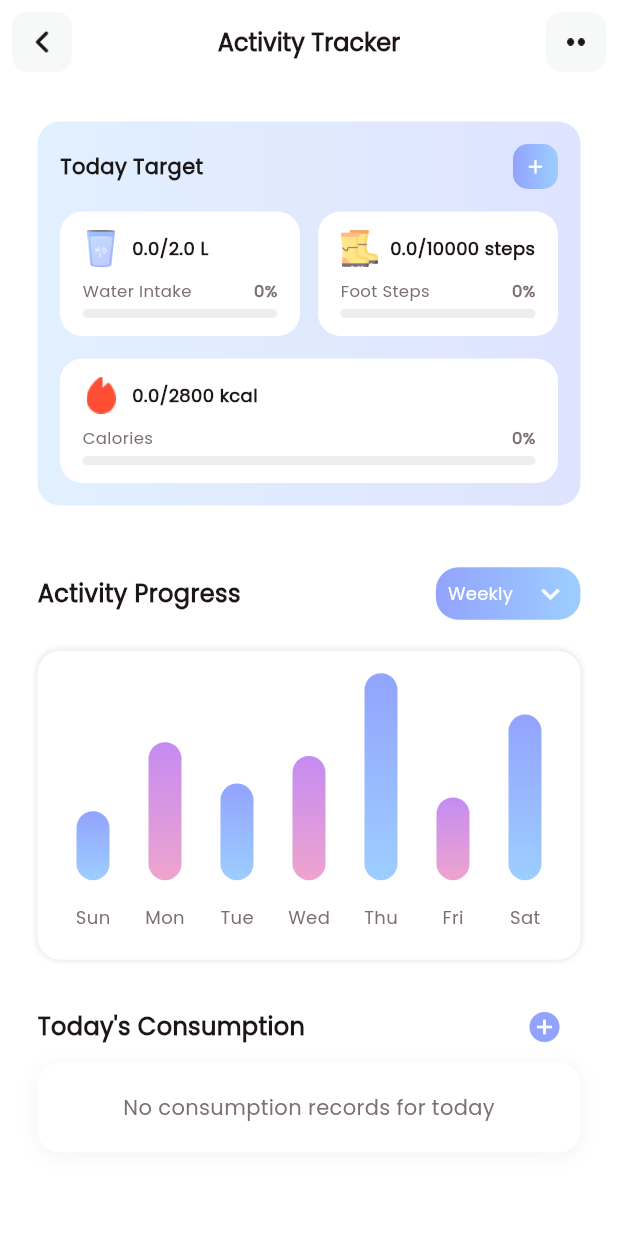
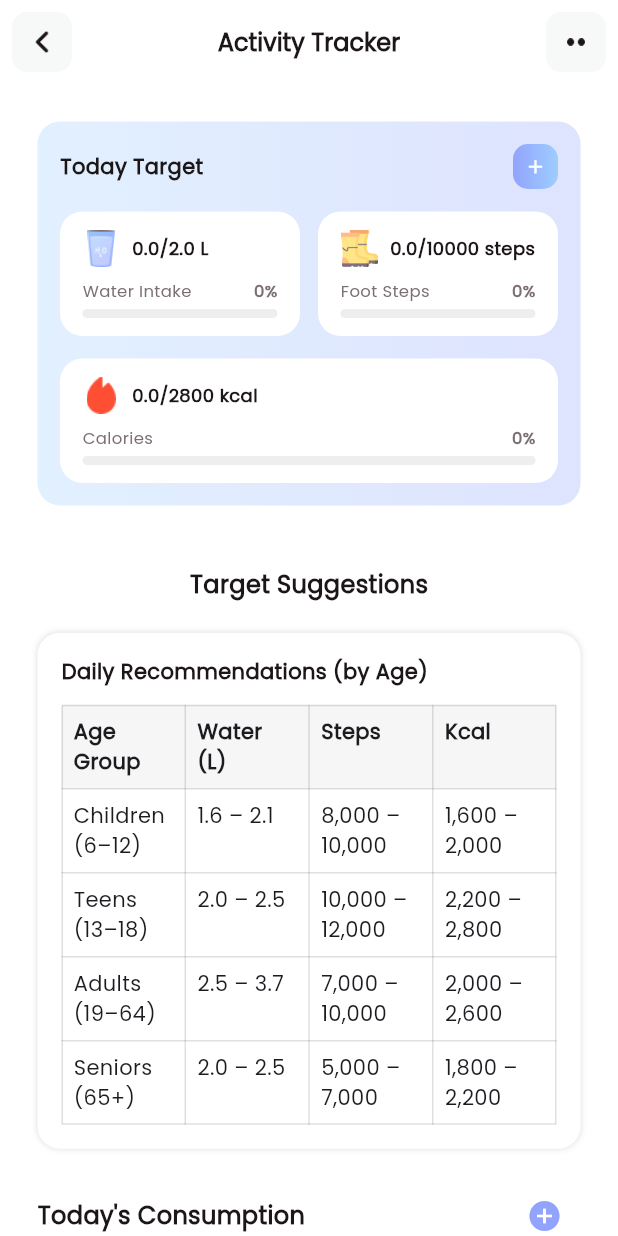
Before and after one commit to Hedgie06/fitnessapp, a Flutter app: the ActivityTrackerScreen screen opened by its route, on a phone screen of 412 x 824 dp. Run offline on Flutter 3.47's test engine with Material 3 defaults, Android fonts, the light colour scheme and no system bars; drawn by our look-alikes of fl_chart; our stand-ins replace animated_toggle_switch, cached_network_image, cloud_firestore, connectivity_plus, firebase_auth, firebase_core and 6 more; missing offline and left inert: dotted_dashed_line, simple_animation_progress_bar, universal_html; accounts and stored records are empty.

Commit message:
daily progress change to target suggestions

```diff
--- a/fitnessapp_sse3401-main/lib/main.dart
+++ b/fitnessapp_sse3401-main/lib/main.dart
@@ -15,6 +15,7 @@ import 'package:firebase_core/firebase_core.dart';
 import 'package:firebase_auth/firebase_auth.dart';
 import 'services/connectivity_service.dart';
 import 'widgets/no_internet_widget.dart';
+
 
 void main() async {
   WidgetsFlutterBinding.ensureInitialized();
--- a/fitnessapp_sse3401-main/lib/view/activity_tracker/activity_tracker_screen.dart
+++ b/fitnessapp_sse3401-main/lib/view/activity_tracker/activity_tracker_screen.dart
@@ -623,160 +623,149 @@ class _ActivityTrackerScreenState extends State<ActivityTrackerScreen> {
                   ],
                 ),
               ),
-              SizedBox(
-                height: media.width * 0.1,
-              ),
-              Row(
-                mainAxisAlignment: MainAxisAlignment.spaceBetween,
-                children: [
+SizedBox(height: media.width * 0.1),
+
 const Text(
-                    "Activity Progress",
+  "Target Suggestions",
   style: TextStyle(
     color: AppColors.blackColor,
     fontSize: 16,
     fontWeight: FontWeight.w600,
   ),
 ),
+
+SizedBox(height: media.width * 0.05),
+
 Container(
-                    height: 35,
-                    padding: const EdgeInsets.symmetric(horizontal: 8),
-                    decoration: BoxDecoration(
-                        gradient: LinearGradient(colors: AppColors.primaryG),
-                        borderRadius: BorderRadius.circular(15)),
-                    child: DropdownButtonHideUnderline(
-                      child: DropdownButton(
-                        items: ["Weekly", "Monthly"]
-                            .map((name) => DropdownMenuItem(
-                            value: name,
-                            child: Text(
-                              name,
-                              style: const TextStyle(
-                                  color: AppColors.blackColor,
-                                  fontSize: 14),
-                            )))
-                            .toList(),
-                        onChanged: (value) {},
-                        icon: const Icon(Icons.expand_more,
-                            color: AppColors.whiteColor),
-                        hint: const Text("Weekly",
-                            textAlign: TextAlign.center,
-                            style: TextStyle(
-                                color: AppColors.whiteColor, fontSize: 12)),
-                      ),
-                    ),
-                  )
-                ],
-              ),
-              SizedBox(
-                height: media.width * 0.05,
-              ),
-              Container(
-                height: media.width * 0.5,
-                padding: const EdgeInsets.symmetric(vertical: 15 , horizontal: 0),
+  width: double.infinity,
+  padding: const EdgeInsets.all(16),
   decoration: BoxDecoration(
     color: AppColors.whiteColor,
     borderRadius: BorderRadius.circular(15),
     boxShadow: const [
-                      BoxShadow(color: Colors.black12, blurRadius: 3)
-                    ]),
-                child: BarChart(
-
-                    BarChartData(
-                      barTouchData: BarTouchData(
-                        touchTooltipData: BarTouchTooltipData(
-                          tooltipBgColor: Colors.grey,
-                          tooltipHorizontalAlignment: FLHorizontalAlignment.right,
-                          tooltipMargin: 10,
-                          getTooltipItem: (group, groupIndex, rod, rodIndex) {
-                            String weekDay;
-                            switch (group.x) {
-                              case 0:
-                                weekDay = 'Sunday';
-                                break;
-                              case 1:
-                                weekDay = 'Monday';
-                                break;
-                              case 2:
-                                weekDay = 'Tuesday';
-                                break;
-                              case 3:
-                                weekDay = 'Wednesday';
-                                break;
-                              case 4:
-                                weekDay = 'Thursday';
-                                break;
-                              case 5:
-                                weekDay = 'Friday';
-                                break;
-                              case 6:
-                                weekDay = 'Saturday';
-                                break;
-                              default:
-                                throw Error();
-                            }
-                            return BarTooltipItem(
-                              '$weekDay\n',
-                              const TextStyle(
-                                color: Colors.white,
+      BoxShadow(color: Colors.black12, blurRadius: 3),
+    ],
+  ),
+  child: Column(
+    crossAxisAlignment: CrossAxisAlignment.start,
+    children: [
+      const Text(
+        "Daily Recommendations (by Age)",
+        style: TextStyle(
+          fontSize: 14,
           fontWeight: FontWeight.bold,
-                                fontSize: 14,
-                              ),
-                              children: <TextSpan>[
-                                TextSpan(
-                                  text: (rod.toY - 1).toString(),
-                                  style: const TextStyle(
-                                    color: AppColors.whiteColor,
-                                    fontSize: 16,
-                                    fontWeight: FontWeight.w500,
+          color: AppColors.blackColor,
         ),
       ),
+      const SizedBox(height: 12),
+      Table(
+        columnWidths: const {
+          0: FlexColumnWidth(2),
+          1: FlexColumnWidth(2),
+          2: FlexColumnWidth(2),
+          3: FlexColumnWidth(2),
+        },
+        border: TableBorder.all(color: Colors.black12),
+        children: const [
+          TableRow(
+            decoration: BoxDecoration(color: Color(0xFFF6F6F6)),
+            children: [
+              Padding(
+                padding: EdgeInsets.all(8.0),
+                child: Text("Age Group", style: TextStyle(fontWeight: FontWeight.bold)),
+              ),
+              Padding(
+                padding: EdgeInsets.all(8.0),
+                child: Text("Water (L)", style: TextStyle(fontWeight: FontWeight.bold)),
+              ),
+              Padding(
+                padding: EdgeInsets.all(8.0),
+                child: Text("Steps", style: TextStyle(fontWeight: FontWeight.bold)),
+              ),
+              Padding(
+                padding: EdgeInsets.all(8.0),
+                child: Text("Kcal", style: TextStyle(fontWeight: FontWeight.bold)),
+              ),
             ],
-                            );
-                          },
           ),
-                        touchCallback: (FlTouchEvent event, barTouchResponse) {
-                          setState(() {
-                            if (!event.isInterestedForInteractions ||
-                                barTouchResponse == null ||
-                                barTouchResponse.spot == null) {
-                              touchedIndex = -1;
-                              return;
-                            }
-                            touchedIndex =
-                                barTouchResponse.spot!.touchedBarGroupIndex;
-                          });
-                        },
+          TableRow(children: [
+            Padding(
+              padding: EdgeInsets.all(8.0),
+              child: Text("Children (6–12)"),
             ),
-                      titlesData: FlTitlesData(
-                        show: true,
-                        rightTitles:  AxisTitles(
-                          sideTitles: SideTitles(showTitles: false),
+            Padding(
+              padding: EdgeInsets.all(8.0),
+              child: Text("1.6 – 2.1"),
             ),
-                        topTitles:  AxisTitles(
-                          sideTitles: SideTitles(showTitles: false),
+            Padding(
+              padding: EdgeInsets.all(8.0),
+              child: Text("8,000 – 10,000"),
             ),
-                        bottomTitles: AxisTitles(
-                          sideTitles: SideTitles(
-                            showTitles: true,
-                            getTitlesWidget: getTitles,
-                            reservedSize: 38,
+            Padding(
+              padding: EdgeInsets.all(8.0),
+              child: Text("1,600 – 2,000"),
+            ),
+          ]),
+          TableRow(children: [
+            Padding(
+              padding: EdgeInsets.all(8.0),
+              child: Text("Teens (13–18)"),
+            ),
+            Padding(
+              padding: EdgeInsets.all(8.0),
+              child: Text("2.0 – 2.5"),
+            ),
+            Padding(
+              padding: EdgeInsets.all(8.0),
+              child: Text("10,000 – 12,000"),
+            ),
+            Padding(
+              padding: EdgeInsets.all(8.0),
+              child: Text("2,200 – 2,800"),
+            ),
+          ]),
+          TableRow(children: [
+            Padding(
+              padding: EdgeInsets.all(8.0),
+              child: Text("Adults (19–64)"),
+            ),
+            Padding(
+              padding: EdgeInsets.all(8.0),
+              child: Text("2.5 – 3.7"),
+            ),
+            Padding(
+              padding: EdgeInsets.all(8.0),
+              child: Text("7,000 – 10,000"),
+            ),
+            Padding(
+              padding: EdgeInsets.all(8.0),
+              child: Text("2,000 – 2,600"),
+            ),
+          ]),
+          TableRow(children: [
+            Padding(
+              padding: EdgeInsets.all(8.0),
+              child: Text("Seniors (65+)"),
+            ),
+            Padding(
+              padding: EdgeInsets.all(8.0),
+              child: Text("2.0 – 2.5"),
+            ),
+            Padding(
+              padding: EdgeInsets.all(8.0),
+              child: Text("5,000 – 7,000"),
+            ),
+            Padding(
+              padding: EdgeInsets.all(8.0),
+              child: Text("1,800 – 2,200"),
+            ),
+          ]),
+        ],
+      ),
+    ],
   ),
 ),
-                        leftTitles:  AxisTitles(
-                          sideTitles: SideTitles(
-                            showTitles: false,
-                          ),
-                        ),
-                      ),
-                      borderData: FlBorderData(
-                        show: false,
-                      ),
-                      barGroups: showingGroups(),
-                      gridData:  FlGridData(show: false),
-                    )
 
-                ),
-              ),
               SizedBox(
                 height: media.width * 0.05,
               ),
```
Lines whose indentation alone changed are shown as unchanged.
